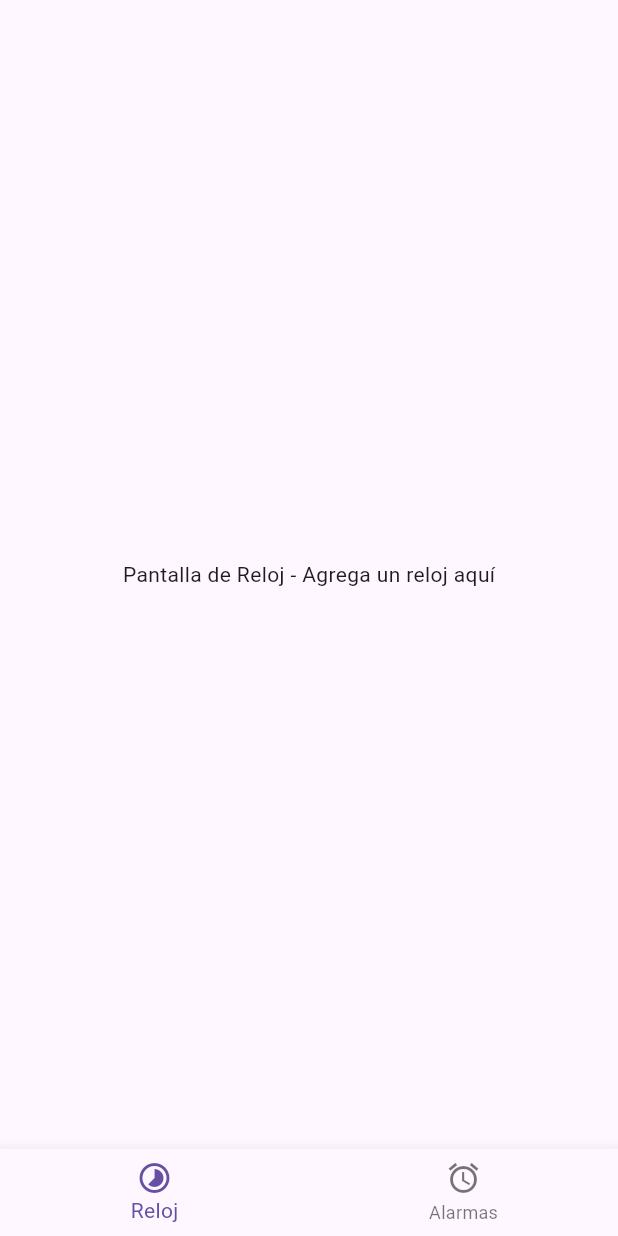
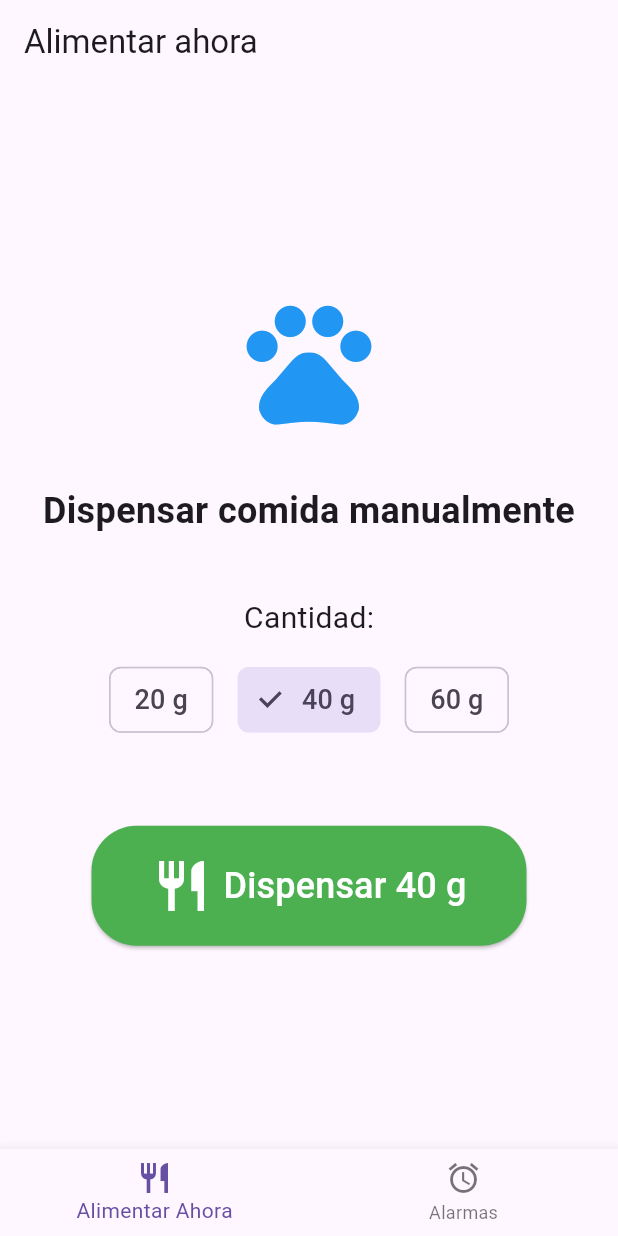
Before and after one commit to EmersonEE/Aplicacion_Aplicada_2, a Flutter app: the screen it shows after launch, on a phone screen of 412 x 824 dp. Run offline on Flutter 3.47's test engine with Material 3 defaults, Android fonts, the phone set to English and light mode, and no system bars; our stand-ins replace firebase_analytics, firebase_core, firebase_database, flutter_local_notifications, permission_handler, shared_preferences and 1 more; missing offline and left inert: android_intent_plus; accounts and stored records are empty.

Commit message:
Antes de mejorar la subida de datos

```diff
--- a/lib/screens/clock_screen.dart
+++ /dev/null
@@ -1,8 +0,0 @@
-import 'package:flutter/material.dart';
-
-class ClockScreen extends StatelessWidget {
-  @override
-  Widget build(BuildContext context) {
-    return Center(child: Text('Pantalla de Reloj - Agrega un reloj aquí'));
-  }
-}
--- a/lib/screens/main_screen.dart
+++ b/lib/screens/main_screen.dart
@@ -1,9 +1,9 @@
 import 'package:flutter/material.dart';
-import 'package:provider/provider.dart';  // ← NECESARIO para Consumer y Provider.of
+import 'package:provider/provider.dart';
 import '../providers/menu_provider.dart';
 import '../models/menu_info.dart';
-import '../services/notification_service.dart';  // ← Para requestPermissions
-import 'clock_screen.dart';
+import '../services/notification_service.dart';
+import '../screens/manual_feed_screen.dart';  // ← Tu nueva pantalla
 import 'alarm_screen.dart';
 
 class MainScreen extends StatefulWidget {
@@ -13,7 +13,7 @@ class MainScreen extends StatefulWidget {
 
 class _MainScreenState extends State<MainScreen> {
   final List<MenuInfo> menuItems = [
-    MenuInfo(MenuType.clock, title: 'Reloj', icon: Icons.timelapse),
+    MenuInfo(MenuType.clock, title: 'Alimentar Ahora', icon: Icons.restaurant),
     MenuInfo(MenuType.alarm, title: 'Alarmas', icon: Icons.alarm),
   ];
 
@@ -21,7 +21,7 @@ class _MainScreenState extends State<MainScreen> {
   void initState() {
     super.initState();
     WidgetsBinding.instance.addPostFrameCallback((_) {
-      NotificationService.requestPermissions();  // Pide permisos al inicio
+      NotificationService.requestPermissions();
     });
   }
 
@@ -32,7 +32,9 @@ Widget build(BuildContext context) {
         final currentMenu = menuProvider.currentMenu;
 
         return Scaffold(
-        body: currentMenu == MenuType.clock ? ClockScreen() : AlarmScreen(),
+          body: currentMenu == MenuType.clock
+              ? ManualFeedScreen()   // ← Aquí está tu nueva pantalla
+              : AlarmScreen(),
           bottomNavigationBar: BottomNavigationBar(
             currentIndex: currentMenu == MenuType.clock ? 0 : 1,
             onTap: (index) {
--- /dev/null
+++ b/lib/screens/manual_feed_screen.dart
@@ -0,0 +1,105 @@
+import 'package:flutter/material.dart';
+import 'package:firebase_database/firebase_database.dart';
+import 'package:intl/intl.dart';
+
+class ManualFeedScreen extends StatefulWidget {
+  @override
+  _ManualFeedScreenState createState() => _ManualFeedScreenState();
+}
+
+class _ManualFeedScreenState extends State<ManualFeedScreen> {
+  int _selectedGrams = 40; // valor por defecto
+
+  final List<int> gramOptions = [20, 40, 60];
+
+  final DatabaseReference _historyRef =
+      FirebaseDatabase.instance.ref().child('feed_history');
+
+  Future<void> _dispenseFood() async {
+    // Subir evento a Firebase
+    try {
+      await _historyRef.push().set({
+        'grams': _selectedGrams,
+        'timestamp': DateTime.now().millisecondsSinceEpoch,
+        'type': 'manual',
+      });
+
+      ScaffoldMessenger.of(context).showSnackBar(
+        SnackBar(
+          content: Text('¡Dispensando $_selectedGrams g de alimento ahora!'),
+          backgroundColor: Colors.green,
+          duration: Duration(seconds: 3),
+        ),
+      );
+    } catch (e) {
+      ScaffoldMessenger.of(context).showSnackBar(
+        SnackBar(
+          content: Text('Error al registrar alimentación: $e'),
+          backgroundColor: Colors.red,
+        ),
+      );
+    }
+  }
+
+  @override
+  Widget build(BuildContext context) {
+    return Scaffold(
+      appBar: AppBar(
+        title: Text('Alimentar ahora'),
+      ),
+      body: Center(
+        child: Padding(
+          padding: EdgeInsets.all(24),
+          child: Column(
+            mainAxisAlignment: MainAxisAlignment.center,
+            children: [
+              Icon(Icons.pets, size: 100, color: Colors.blue),
+              SizedBox(height: 32),
+              Text(
+                'Dispensar comida manualmente',
+                style: TextStyle(fontSize: 24, fontWeight: FontWeight.bold),
+                textAlign: TextAlign.center,
+              ),
+              SizedBox(height: 40),
+              Text('Cantidad:', style: TextStyle(fontSize: 20)),
+              SizedBox(height: 16),
+              Wrap(
+                spacing: 16,
+                children: gramOptions.map((grams) {
+                  return ChoiceChip(
+                    label: Text('$grams g', style: TextStyle(fontSize: 18)),
+                    selected: _selectedGrams == grams,
+                    onSelected: (selected) {
+                      if (selected) {
+                        setState(() {
+                          _selectedGrams = grams;
+                        });
+                      }
+                    },
+                  );
+                }).toList(),
+              ),
+              SizedBox(height: 60),
+              ElevatedButton.icon(
+                onPressed: _dispenseFood,
+                icon: Icon(Icons.restaurant, size: 40),
+                label: Text(
+                  'Dispensar $_selectedGrams g',
+                  style: TextStyle(fontSize: 24),
+                ),
+                style: ElevatedButton.styleFrom(
+                  padding: EdgeInsets.symmetric(horizontal: 40, vertical: 20),
+                  backgroundColor: Colors.green,
+                  foregroundColor: Colors.white,
+                  shape: RoundedRectangleBorder(
+                    borderRadius: BorderRadius.circular(30),
+                  ),
+                ),
+              ),
+            ],
+          ),
+        ),
+      ),
+    );
+  }
+}
```
Lines whose indentation alone changed are shown as unchanged.
